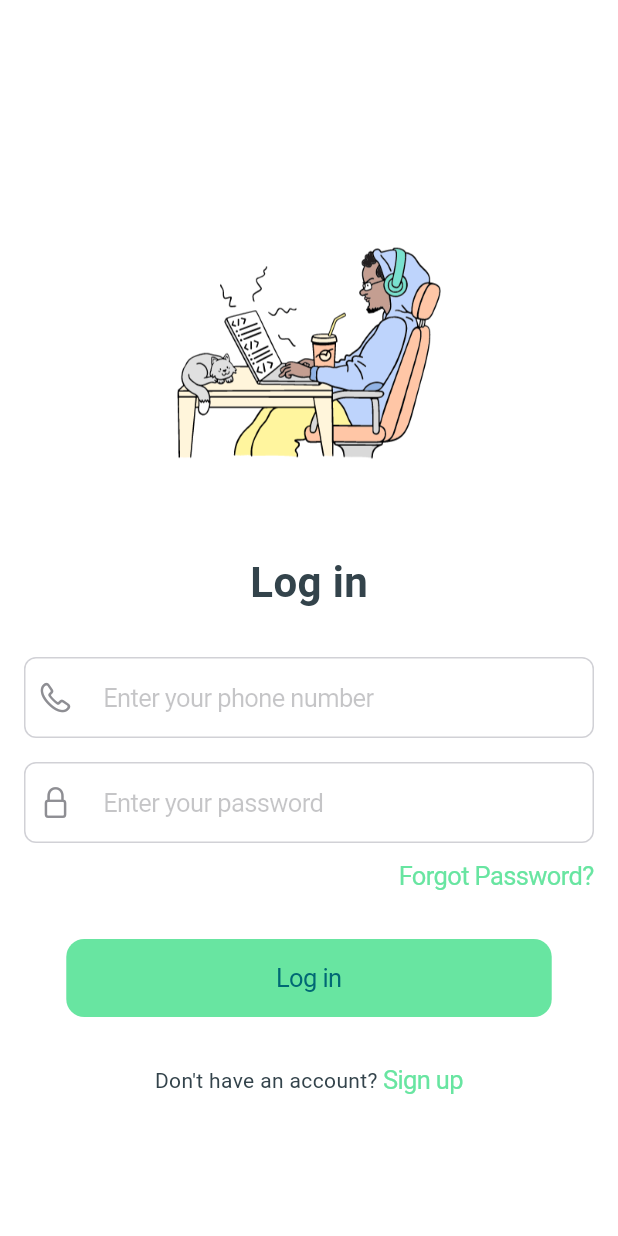
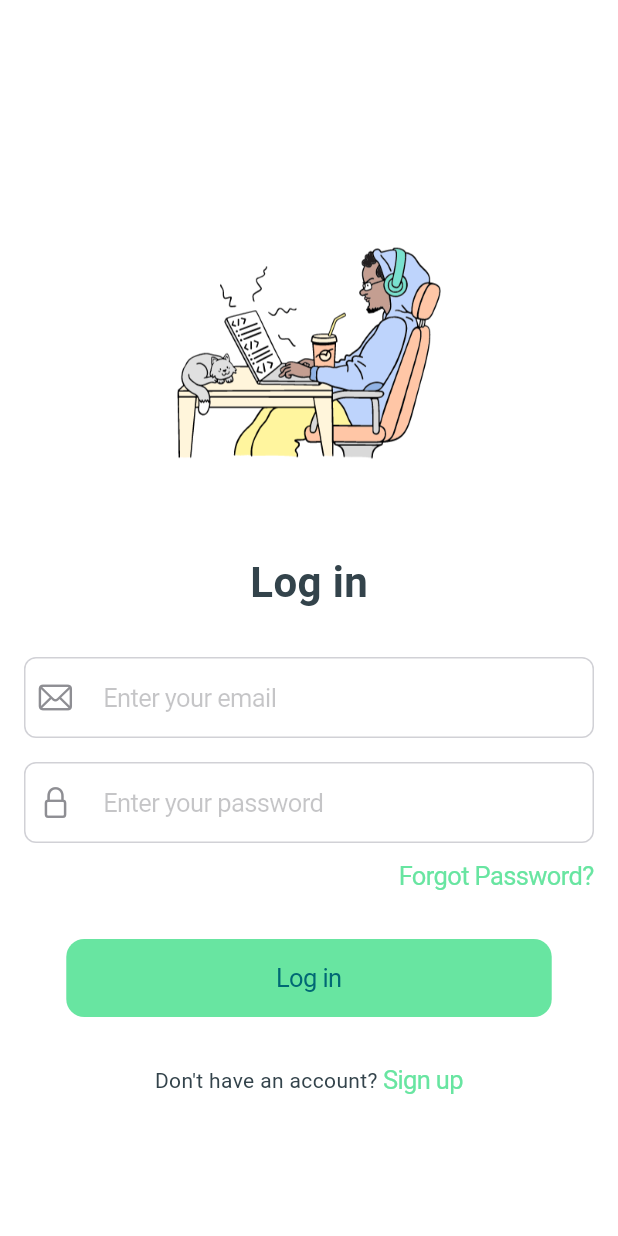
Before and after one commit to itsRamit/Todo-app, a Flutter app: the LoginScreen screen opened directly, on a phone screen of 412 x 824 dp. Run offline on Flutter 3.47's test engine with Material 3 defaults, Android fonts, the phone set to English and light mode, and no system bars; our stand-ins replace curved_navigation_bar, fl_chart, fluttertoast, google_fonts, shared_preferences; missing offline and left inert: flutter_emoji_feedback, horizontal_week_calendar, jumping_dot; accounts and stored records are empty.

Commit message:
feature: authentication services

```diff
--- a/devtools_options.yaml
+++ b/devtools_options.yaml
@@ -1 +1,3 @@
+description: This file stores settings for Dart & Flutter DevTools.
+documentation: https://docs.flutter.dev/tools/devtools/extensions#configure-extension-enablement-states
 extensions:
--- a/lib/Screen/LoginScreen.dart
+++ b/lib/Screen/LoginScreen.dart
@@ -1,8 +1,35 @@
 import 'package:flutter/cupertino.dart';
 import 'package:flutter/material.dart';
+import 'package:jumping_dot/jumping_dot.dart';
 import 'package:todo_app/const/const.dart';
+import 'package:todo_app/service/UserService.dart';
+import 'package:todo_app/widgets/Loader.dart';
+import 'package:todo_app/widgets/utils.dart';
 
-class LoginScreen extends StatelessWidget {
+class LoginScreen extends StatefulWidget {
+  @override
+  State<LoginScreen> createState() => _LoginScreenState();
+}
+
+class _LoginScreenState extends State<LoginScreen> {
+  var emailController = TextEditingController();
+  var passController = TextEditingController();
+  bool loading = false;
+  void check(String email, String pass) async {
+    setState(() {
+      loading = true;
+    });
+    var response = await UserService().userlogin(email, pass);
+    if (response.statusCode == 200) {
+      Utils().toastmessage("Success");
+    } else {
+      Utils().toastmessage("Invalid username or password");
+    }
+    setState(() {
+      loading = false;
+    });
+  }
+
   @override
   Widget build(BuildContext context) {
     var w = MediaQuery.of(context).size.width;
@@ -26,7 +53,7 @@ class LoginScreen extends StatelessWidget {
                   ),
                 ), // replace with your image asset
                 SizedBox(height: 30),
-                Text(
+                const Text(
                   'Log in',
                   style: TextStyle(
                     fontSize: 28,
@@ -38,11 +65,12 @@ class LoginScreen extends StatelessWidget {
                 CupertinoTextField(
                   prefix: Padding(
                     padding: const EdgeInsets.symmetric(horizontal: 8.0),
-                    child: Icon(CupertinoIcons.phone,
+                    child: Icon(CupertinoIcons.mail,
                         color: CupertinoColors.systemGrey),
                   ),
-                  placeholder: 'Enter your phone number',
-                  keyboardType: TextInputType.phone,
+                  controller: emailController,
+                  placeholder: 'Enter your email',
+                  keyboardType: TextInputType.emailAddress,
                   decoration: BoxDecoration(
                     color: Colors.white,
                     borderRadius: BorderRadius.circular(8.0),
@@ -59,6 +87,7 @@ class LoginScreen extends StatelessWidget {
                     child: Icon(CupertinoIcons.lock,
                         color: CupertinoColors.systemGrey),
                   ),
+                  controller: passController,
                   placeholder: 'Enter your password',
                   obscureText: true,
                   decoration: BoxDecoration(
@@ -78,7 +107,7 @@ class LoginScreen extends StatelessWidget {
                     onPressed: () {
                       // Handle forgot password
                     },
-                    child:const Text(
+                    child: const Text(
                       'Forgot Password?',
                       style: TextStyle(color: primary_color),
                     ),
@@ -86,14 +115,18 @@ class LoginScreen extends StatelessWidget {
                 ),
                 const SizedBox(height: 20),
                 CupertinoButton(
-                  padding:const EdgeInsets.symmetric(horizontal: 140, vertical: 16),
+                  padding:
+                      const EdgeInsets.symmetric(horizontal: 140, vertical: 16),
                   color: primary_color,
-
                   onPressed: () {
-                    // Handle login logic
+                    if (emailController.text.isEmpty ||
+                        passController.text.isEmpty) {
+                      Utils().toastmessage("Fill the required fields first!");
+                    } else {
+                      check(emailController.text, passController.text);
+                    }
                   },
-                  child: const Text('Log in'),
-
+                  child: loading ? Loader() : const Text('Log in'),
                 ),
                 const SizedBox(height: 20),
                 Row(
--- a/lib/const/ApiConstant.dart
+++ b/lib/const/ApiConstant.dart
@@ -1,6 +1,6 @@
 class ApiConstant {
   static const baseURL =
-      'https://todo-app-backend-63kt-git-main-itsramits-projects.vercel.app';
+      'todo-app-backend-63kt-git-main-itsramits-projects.vercel.app';
   static const loginUser = "login";
 }
 
--- a/lib/model/ApiResponse.dart
+++ b/lib/model/ApiResponse.dart
@@ -3,6 +3,7 @@ class ApiResponse {
   final dynamic data;
   final dynamic error;
   final dynamic success;
+  final dynamic token; // Add token field
   final Map<String, dynamic>? apiResponse; // Add apiResponse key
 
   ApiResponse({
@@ -10,6 +11,7 @@ class ApiResponse {
     required this.data,
     required this.error,
     required this.success,
+    this.token, // Update constructor
     this.apiResponse, // Update constructor
   });
 
@@ -19,6 +21,7 @@ class ApiResponse {
       data: json?["data"],
       error: json?["error"],
       success: json?["success"],
+      token: json?["token"], // Store token from JSON response
       apiResponse: json, // Store entire JSON response
     );
   }
@@ -29,6 +32,7 @@ class ApiResponse {
       'data': data,
       'error': error,
       'success': success,
+      'token': token, // Include token key
       'apiResponse': apiResponse, // Include apiResponse key
     };
   }
--- /dev/null
+++ b/lib/service/UserService.dart
@@ -0,0 +1,23 @@
+import 'package:http/http.dart';
+import 'package:todo_app/model/ApiResponse.dart';
+import 'package:todo_app/service/ApiService.dart';
+import 'package:todo_app/widgets/utils.dart';
+
+class UserService {
+  ApiService apiService = ApiService();
+  late Response response;
+
+  Future<Response> userlogin(String email, String password) async {
+    Map<String, dynamic> body = {
+      "email": email,
+      "password": password,
+    };
+    try {
+      response = await apiService.post("login",body);
+      // user = UserModel.fromJson(response.apiResponse);
+    } catch (e) {
+      Utils().toastmessage("Something went wrong!");
+    }
+    return response;
+  }
+}
```
Also changed, not shown: lib/service/ApiService.dart (+4 -4 lines), lib/widgets/Loader.dart (added, +19 -0 lines), lib/widgets/utils.dart (added, +16 -0 lines), pubspec.yaml (+16 -14 lines), pubspec.lock, 24 other files.
